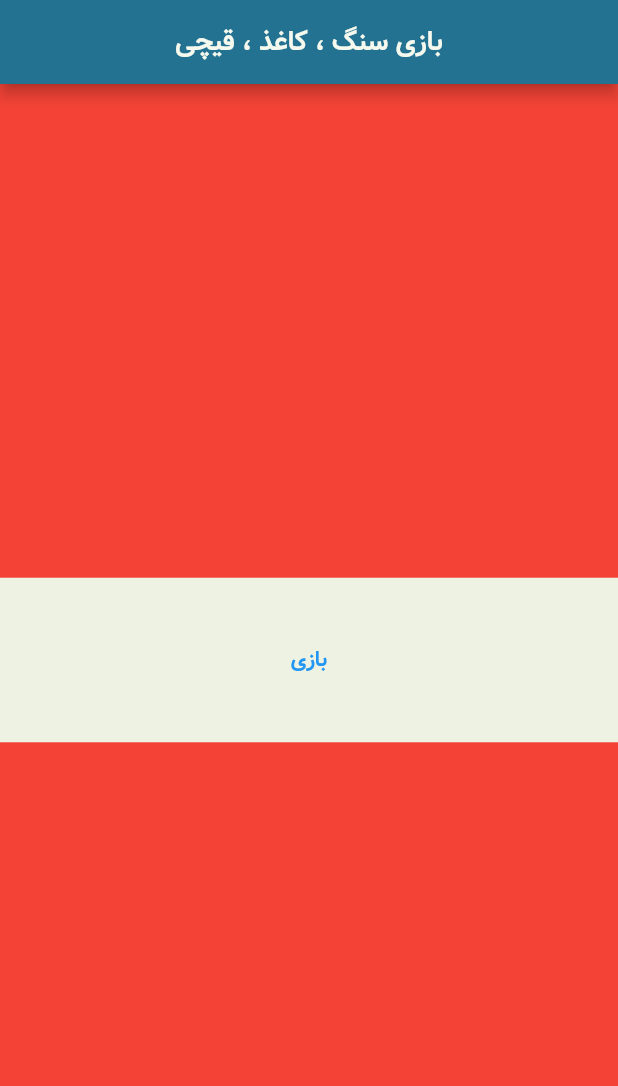
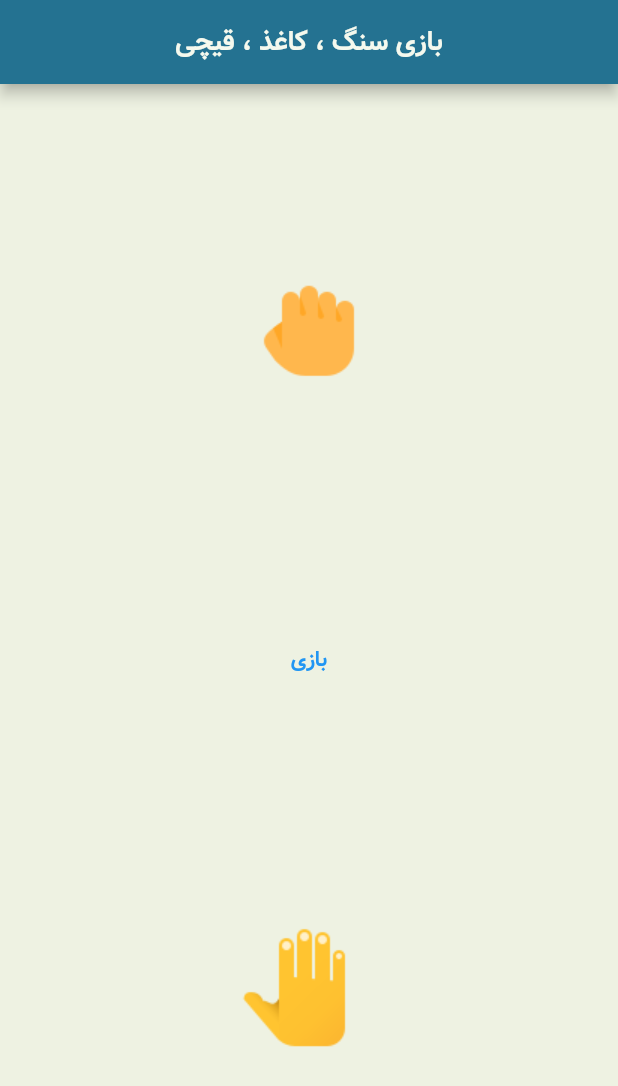
Before and after one commit to Mahsakhodaei/Rock_Paper_Scissor, a Flutter app: the screen it shows after launch, on a phone screen of 412 x 824 dp. Shown: the top 1086 px of the screen. Run offline on Flutter 3.47's test engine with Material 2 defaults, Android fonts, the phone set to English and light mode, and no system bars.

Commit message:
addede picture

```diff
--- a/lib/main.dart
+++ b/lib/main.dart
@@ -38,9 +38,8 @@ class HomeScreen extends StatelessWidget {
           SizedBox(width: double.infinity),
           Expanded(
             flex: 3,
-            child: Container(
-              height: 200.0,
-              color: Colors.red,
+            child: Image(
+              image: AssetImage('images/1.png'),
             ),
           ),
           Expanded(
@@ -52,9 +51,8 @@ class HomeScreen extends StatelessWidget {
           ),
           Expanded(
             flex: 3,
-            child: Container(
-              height: 200.0,
-              color: Colors.red,
+            child: Image(
+              image: AssetImage('images/2.png'),
             ),
           ),
         ],
```
